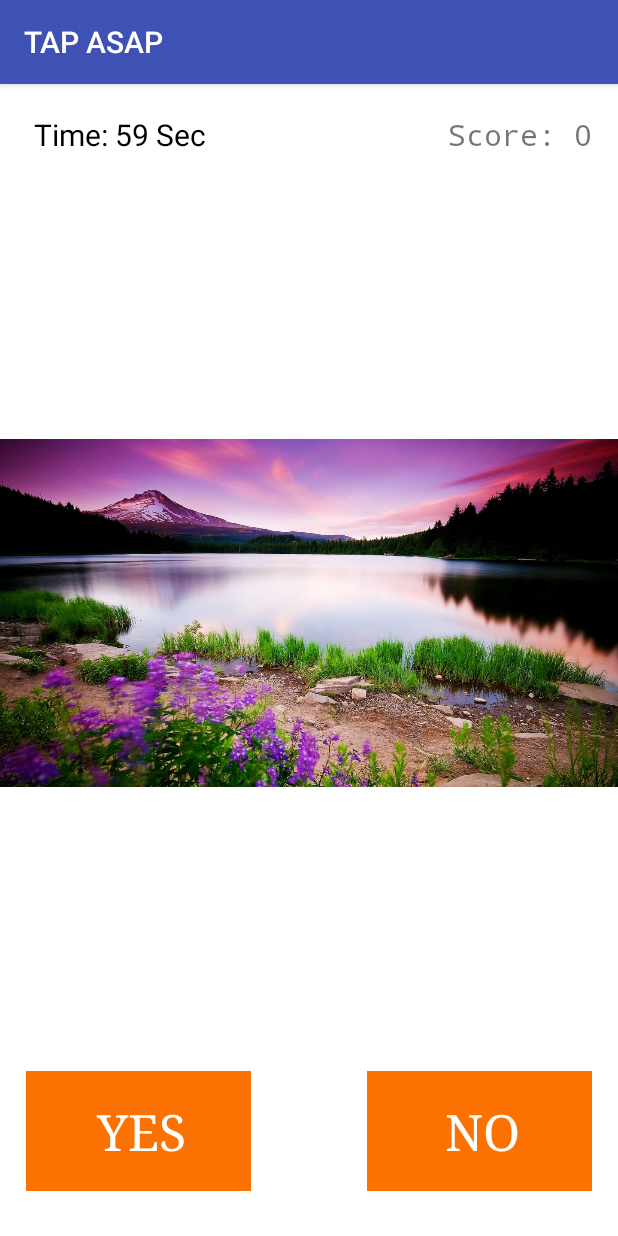
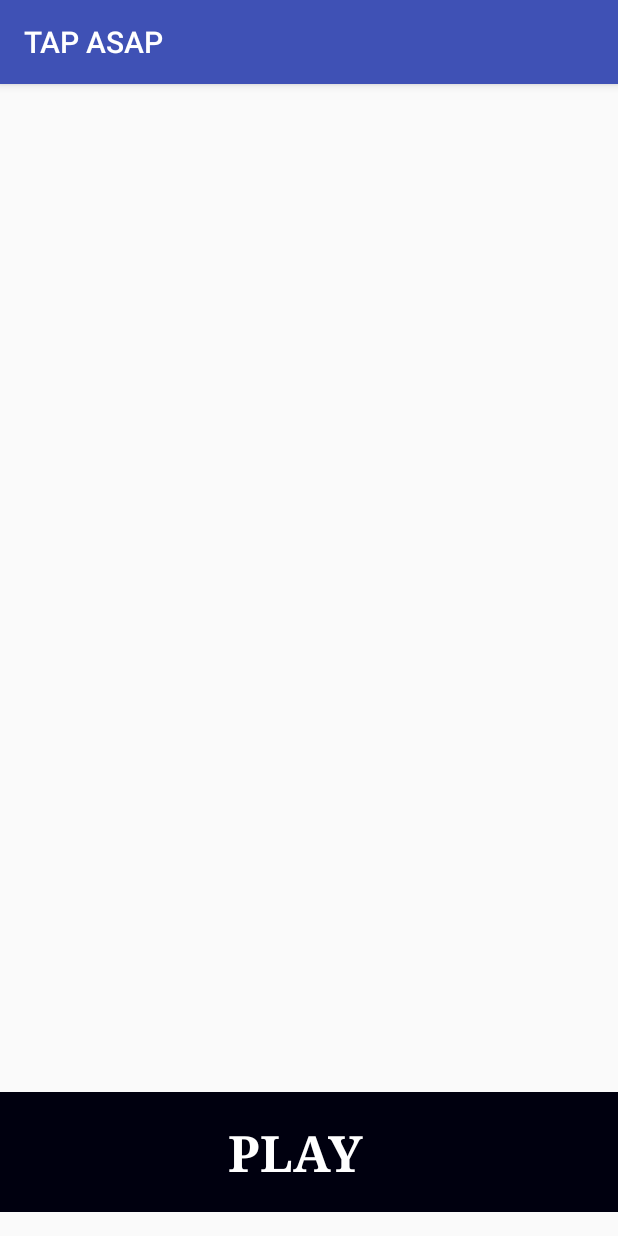
Before and after one commit to prankuragarwal/HINT2.0-Tap-ASAP-, an Android app: the screen it shows after launch (TapOutPlayGame before the commit, TapOutHome after it), after a tap on an icon or button, on a phone screen of 412 x 824 dp. Run offline under Robolectric (Android 15) with nearby library versions, the phone set to English and light mode, and no system bars.

Commit message:
minor bugs fixed

```diff
--- a/TAPASAP/app/src/main/AndroidManifest.xml
+++ b/TAPASAP/app/src/main/AndroidManifest.xml
@@ -4,11 +4,13 @@
 
     <application
         android:allowBackup="true"
+        android:largeHeap="true"
         android:icon="@mipmap/ic_launcher"
         android:label="@string/app_name"
         android:supportsRtl="true"
         android:theme="@style/AppTheme">
         <activity android:name=".Box_Home" />
+        <activity android:name=".Cups_Play" />
         <activity android:name=".Pairs_Game" />
         <activity android:name=".TapOutHome" />
         <activity android:name=".TapOutPlayGame" />
--- a/TAPASAP/app/src/main/java/asap/tapasap/MainActivity.java
+++ b/TAPASAP/app/src/main/java/asap/tapasap/MainActivity.java
@@ -13,6 +13,7 @@ public class MainActivity extends AppCompatActivity implements View.OnClickListe
     protected void onCreate(Bundle savedInstanceState) {
         super.onCreate(savedInstanceState);
         setContentView(R.layout.activity_main);
+        System.gc();
         i1 = (ImageView)findViewById(R.id.imageView2);
         i2 = (ImageView)findViewById(R.id.imageView3);
         i3 = (ImageView)findViewById(R.id.imageView4);
@@ -38,7 +39,7 @@ public class MainActivity extends AppCompatActivity implements View.OnClickListe
                 startActivity(inte2);
                 break;
             case R.id.imageView4: //pics
-                inte3 = new Intent(MainActivity.this, TapOutPlayGame.class);
+                inte3 = new Intent(MainActivity.this, TapOutHome.class);
                 startActivity(inte3);
                 break;
             case R.id.imageView5: //cups
--- a/TAPASAP/app/src/main/java/asap/tapasap/TapOutHome.java
+++ b/TAPASAP/app/src/main/java/asap/tapasap/TapOutHome.java
@@ -37,7 +37,6 @@ public class TapOutHome extends AppCompatActivity implements View.OnClickListene
         System.gc();
         play =(LinearLayout) findViewById(R.id.pp);
         pl = (TextView) findViewById(R.id.play);
-        toolbarMain.setNavigationIcon(null);
         play.setOnClickListener(this);
     }
 
--- a/TAPASAP/app/src/main/java/asap/tapasap/TapOutPlayGame.java
+++ b/TAPASAP/app/src/main/java/asap/tapasap/TapOutPlayGame.java
@@ -50,7 +50,6 @@ public class TapOutPlayGame extends AppCompatActivity implements View.OnClickLis
         noll = (LinearLayout) findViewById(R.id.noll);
         yes = (TextView) findViewById(R.id.yes);
         yesll = (LinearLayout) findViewById(R.id.yesll);
-        setSupportActionBar(toolbar);
         yesll.setOnClickListener(this);
         noll.setOnClickListener(this);
         playimagezero = (ImageView) findViewById(R.id.playimagezero);
```
Also changed, not shown: TAPASAP/app/src/main/res/layout/activity_cups_play.xml (+5 -3 lines).
